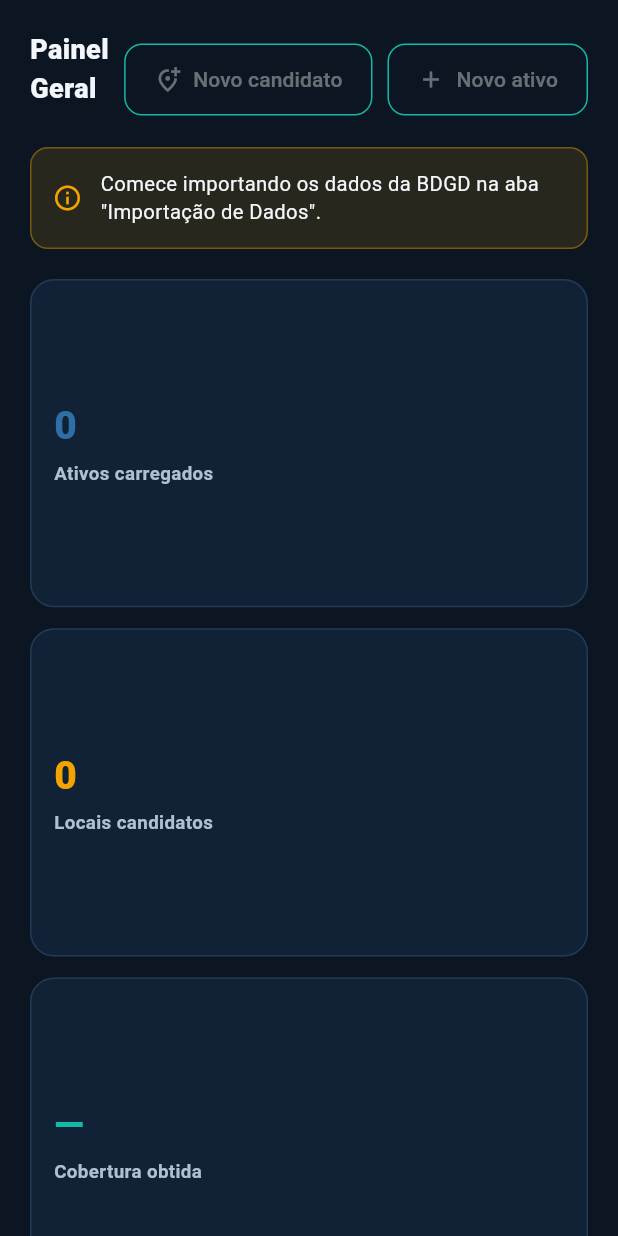
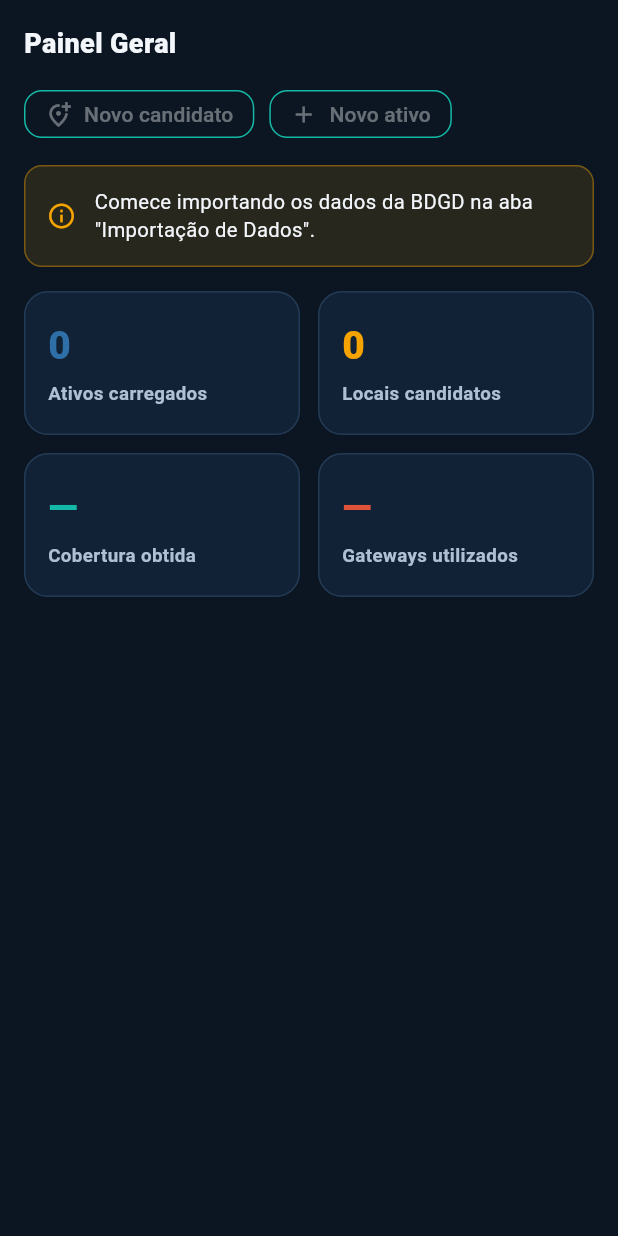
Before and after one commit to the-wolf-fatec/GridSight, a Flutter app: the DashboardScreen widget shown alone on an empty page, opened directly, on a phone screen of 412 x 824 dp. Run offline on Flutter 3.47's test engine with Material 3 defaults, Android fonts, the phone set to English and light mode, and no system bars; our stand-ins replace fl_chart, flutter_map, latlong2; network calls fail.

Commit message:
feat(frontend): adapta painel geral e importação a celular e tablet

```diff
--- a/frontend/lib/screens/dashboard_screen.dart
+++ b/frontend/lib/screens/dashboard_screen.dart
@@ -2,6 +2,7 @@ import 'package:flutter/material.dart';
 import 'package:provider/provider.dart';
 import '../state/app_state.dart';
 import '../theme/app_theme.dart';
+import '../utils/responsive.dart';
 import '../widgets/kpi_card.dart';
 import '../widgets/manual_asset_form_modal.dart';
 import '../widgets/manual_candidate_form_modal.dart';
@@ -22,33 +23,36 @@ class DashboardScreen extends StatelessWidget {
       ('Gateways utilizados', result == null ? '—' : '${result.gatewaysUsed}', Icons.router_outlined, AppColors.alert),
     ];
 
-    return SafeArea(
-      child: LayoutBuilder(builder: (context, cts) {
-        final wide = cts.maxWidth > 900;
-        return SingleChildScrollView(
-          padding: const EdgeInsets.all(20),
-          child: Column(crossAxisAlignment: CrossAxisAlignment.start, children: [
-            Row(children: [
-              const Expanded(child: SectionTitle(title: 'Painel Geral')),
-              OutlinedButton.icon(onPressed: canAdd ? () => openManualCandidateForm(context, app) : null, icon: const Icon(Icons.add_location_alt_outlined, size: 18), label: const Text('Novo candidato')),
-              const SizedBox(width: 10),
-              OutlinedButton.icon(onPressed: canAdd ? () => openManualAssetForm(context, app) : null, icon: const Icon(Icons.add, size: 18), label: const Text('Novo ativo')),
-            ]),
-            const SizedBox(height: 12),
-            _statusBanner(app),
-            const SizedBox(height: 20),
-            GridView.count(
-              crossAxisCount: wide ? 4 : (cts.maxWidth > 560 ? 2 : 1),
-              shrinkWrap: true,
-              physics: const NeverScrollableScrollPhysics(),
-              mainAxisSpacing: 14,
-              crossAxisSpacing: 14,
-              childAspectRatio: wide ? 1.5 : 1.7,
-              children: [for (final (l, v, i, a) in kpis) KpiCard(label: l, value: v, icon: i, accent: a)],
+    return PageBody(
+      builder: (context, w) => Column(crossAxisAlignment: CrossAxisAlignment.start, children: [
+        // Título SEMPRE em cima, na horizontal; os botões ficam logo abaixo
+        // e quebram de linha sozinhos se a tela for estreita.
+        const SectionTitle(title: 'Painel Geral'),
+        Wrap(
+          spacing: 10,
+          runSpacing: 10,
+          children: [
+            OutlinedButton.icon(
+              style: compactOutlined(),
+              onPressed: canAdd ? () => openManualCandidateForm(context, app) : null,
+              icon: const Icon(Icons.add_location_alt_outlined, size: 18),
+              label: const Text('Novo candidato'),
             ),
-          ]),
-        );
-      }),
+            OutlinedButton.icon(
+              style: compactOutlined(),
+              onPressed: canAdd ? () => openManualAssetForm(context, app) : null,
+              icon: const Icon(Icons.add, size: 18),
+              label: const Text('Novo ativo'),
+            ),
+          ],
+        ),
+        const SizedBox(height: 14),
+        _statusBanner(app),
+        const SizedBox(height: 16),
+        ResponsiveGrid(
+          children: [for (final (l, v, i, a) in kpis) KpiCard(label: l, value: v, icon: i, accent: a)],
+        ),
+      ]),
     );
   }
 }
--- a/frontend/lib/screens/import_screen.dart
+++ b/frontend/lib/screens/import_screen.dart
@@ -2,6 +2,7 @@ import 'package:flutter/material.dart';
 import 'package:provider/provider.dart';
 import '../state/app_state.dart';
 import '../theme/app_theme.dart';
+import '../utils/responsive.dart';
 import '../widgets/manual_asset_form_modal.dart';
 import '../widgets/manual_candidate_form_modal.dart';
 import '../widgets/section_title.dart';
@@ -26,10 +27,8 @@ class _ImportScreenState extends State<ImportScreen> {
   Widget build(BuildContext context) {
     final app = context.watch<AppState>();
 
-    return SafeArea(
-      child: SingleChildScrollView(
-        padding: const EdgeInsets.all(20),
-        child: Column(crossAxisAlignment: CrossAxisAlignment.start, children: [
+    return PageBody(
+      builder: (context, w) => Column(crossAxisAlignment: CrossAxisAlignment.start, children: [
           const SectionTitle(title: 'Importação de Dados'),
           if (app.dataError != null) _errorBanner(app.dataError!, () => app.loadDistribuidoras()),
           Card(
@@ -58,7 +57,7 @@ class _ImportScreenState extends State<ImportScreen> {
                           onChanged: (_) => app.toggleDistribuidoraSelection(d),
                           title: Row(children: [
                             Container(width: 10, height: 10, margin: const EdgeInsets.only(right: 8), decoration: BoxDecoration(color: distribuidoraColor(d), shape: BoxShape.circle)),
-                            Text(d, style: const TextStyle(fontSize: 13.5)),
+                            Expanded(child: Text(d, style: const TextStyle(fontSize: 13.5), overflow: TextOverflow.ellipsis)),
                           ]),
                         ),
                     ],
@@ -93,8 +92,7 @@ class _ImportScreenState extends State<ImportScreen> {
               if (cts.maxWidth > 700) return Row(crossAxisAlignment: CrossAxisAlignment.start, children: [Expanded(child: assetsList), const SizedBox(width: 16), Expanded(child: candidatesList)]);
               return Column(children: [assetsList, const SizedBox(height: 16), candidatesList]);
             }),
-        ]),
-      ),
+      ]),
     );
   }
 }
```
